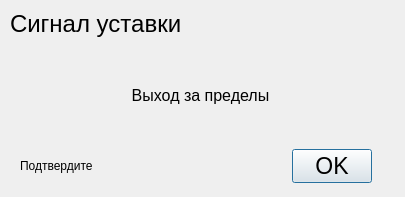
This is kvitirovanie.ui in tomyqg/topaz-m as Qt 5 draws it before an edit. The edited form follows.
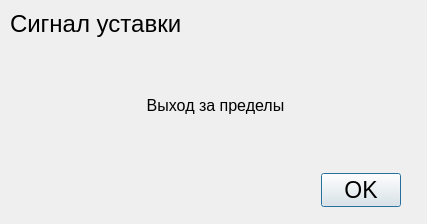
This is the edited form.

```diff
--- a/kvitirovanie.ui
+++ b/kvitirovanie.ui
@@ -6,8 +6,8 @@
    <rect>
     <x>0</x>
     <y>0</y>
-    <width>405</width>
-    <height>197</height>
+    <width>427</width>
+    <height>224</height>
    </rect>
   </property>
   <property name="windowTitle">
@@ -19,9 +19,9 @@
   <widget class="QDialogButtonBox" name="buttonBox">
    <property name="geometry">
     <rect>
-     <x>31</x>
-     <y>146</y>
-     <width>341</width>
+     <x>320</x>
+     <y>170</y>
+     <width>81</width>
      <height>40</height>
     </rect>
    </property>
@@ -37,19 +37,6 @@
     <set>QDialogButtonBox::Ok</set>
    </property>
   </widget>
-  <widget class="QLabel" name="label">
-   <property name="geometry">
-    <rect>
-     <x>20</x>
-     <y>150</y>
-     <width>261</width>
-     <height>31</height>
-    </rect>
-   </property>
-   <property name="text">
-    <string>Подтвердите</string>
-   </property>
-  </widget>
   <widget class="QLabel" name="title">
    <property name="geometry">
     <rect>
@@ -76,8 +63,8 @@
     <rect>
      <x>20</x>
      <y>50</y>
-     <width>361</width>
-     <height>91</height>
+     <width>391</width>
+     <height>111</height>
     </rect>
    </property>
    <property name="font">
@@ -91,6 +78,9 @@
    <property name="alignment">
     <set>Qt::AlignCenter</set>
    </property>
+   <property name="wordWrap">
+    <bool>true</bool>
+   </property>
   </widget>
  </widget>
  <resources/>
```
